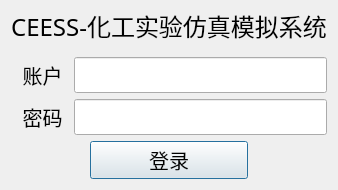
Qt form ui/Login.ui (Desmond121/CEESS) before a commit.
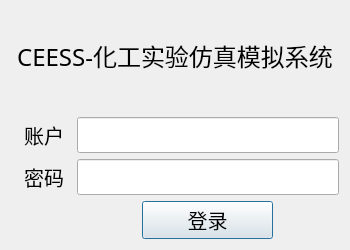
The same form after that commit.

Patch:
```diff
--- a/ui/Login.ui
+++ b/ui/Login.ui
@@ -6,10 +6,22 @@
    <rect>
     <x>0</x>
     <y>0</y>
-    <width>332</width>
-    <height>190</height>
+    <width>350</width>
+    <height>250</height>
    </rect>
   </property>
+  <property name="sizePolicy">
+   <sizepolicy hsizetype="Fixed" vsizetype="Fixed">
+    <horstretch>0</horstretch>
+    <verstretch>0</verstretch>
+   </sizepolicy>
+  </property>
+  <property name="maximumSize">
+   <size>
+    <width>350</width>
+    <height>250</height>
+   </size>
+  </property>
   <property name="windowTitle">
    <string>CESS-登录</string>
   </property>
@@ -24,7 +36,7 @@
     <widget class="QLabel" name="label">
      <property name="font">
       <font>
-       <family>幼圆</family>
+       <family>黑体</family>
        <pointsize>18</pointsize>
        <weight>50</weight>
        <italic>false</italic>
@@ -58,7 +70,7 @@
        </property>
        <property name="font">
         <font>
-         <family>幼圆</family>
+         <family>黑体</family>
          <pointsize>15</pointsize>
          <weight>50</weight>
          <bold>false</bold>
@@ -101,7 +113,7 @@
        </property>
        <property name="font">
         <font>
-         <family>幼圆</family>
+         <family>黑体</family>
          <pointsize>15</pointsize>
          <weight>50</weight>
          <bold>false</bold>
@@ -130,7 +142,20 @@
     </layout>
    </item>
    <item>
-    <layout class="QHBoxLayout" name="horizontalLayout_3" stretch="1,2,1">
+    <layout class="QHBoxLayout" name="horizontalLayout_3" stretch="1,1,2,1">
+     <item>
+      <spacer name="horizontalSpacer_3">
+       <property name="orientation">
+        <enum>Qt::Horizontal</enum>
+       </property>
+       <property name="sizeHint" stdset="0">
+        <size>
+         <width>40</width>
+         <height>20</height>
+        </size>
+       </property>
+      </spacer>
+     </item>
      <item>
       <spacer name="horizontalSpacer">
        <property name="orientation">
```
